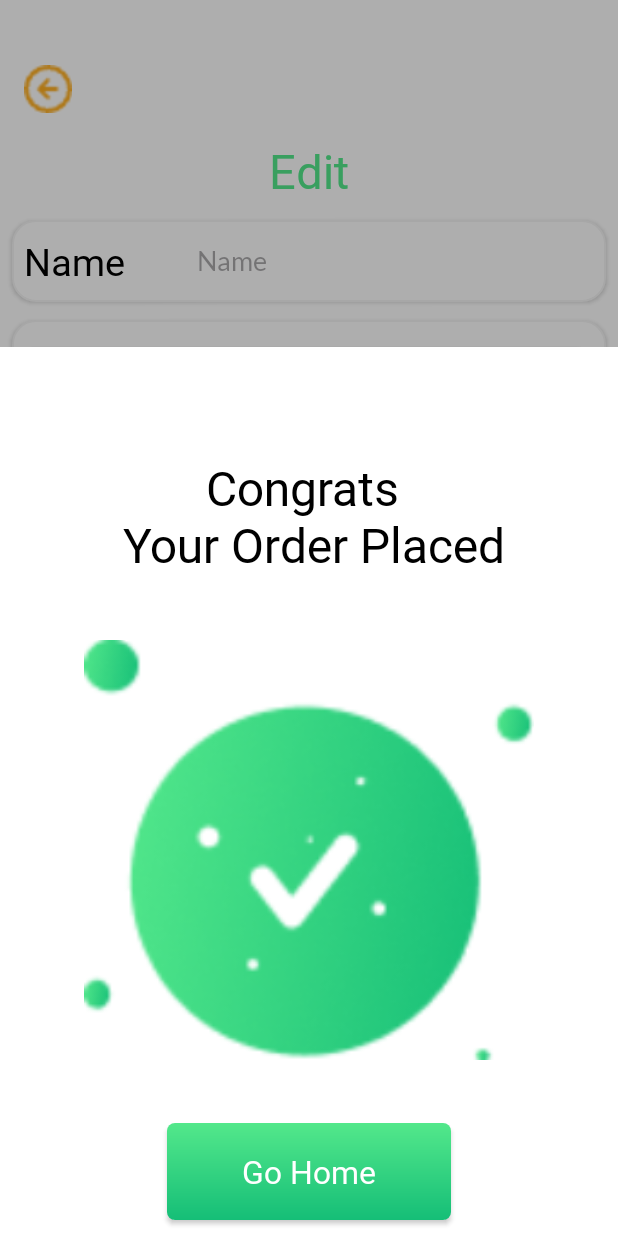
After one commit to lipatov-fl/foodDelivery, an Android app: the fragment CongratsBottomSheetFragment placed in its activity, on a phone screen of 412 x 824 dp. The commit adds this screen. Run offline under Robolectric (Android 15) with nearby library versions, the phone set to English and light mode, and no system bars.

Commit message:
Закончил работу с версткой активити PayOut и фрагментом Congrats

```diff
--- /dev/null
+++ b/app/src/main/java/com/lipatovfl/fooddelivery/CongratsBottomSheetFragment.kt
@@ -0,0 +1,36 @@
+package com.lipatovfl.fooddelivery
+
+import android.content.Intent
+import android.os.Bundle
+import androidx.fragment.app.Fragment
+import android.view.LayoutInflater
+import android.view.View
+import android.view.ViewGroup
+import com.google.android.material.bottomsheet.BottomSheetDialogFragment
+import com.lipatovfl.fooddelivery.databinding.ActivityMainBinding
+import com.lipatovfl.fooddelivery.databinding.FragmentCartBinding
+import com.lipatovfl.fooddelivery.databinding.FragmentCongratsBottomSheetBinding
+
+class CongratsBottomSheetFragment : BottomSheetDialogFragment() {
+
+    private lateinit var congratsBinding: FragmentCongratsBottomSheetBinding
+
+    override fun onCreate(savedInstanceState: Bundle?) {
+        super.onCreate(savedInstanceState)
+    }
+
+    override fun onCreateView(
+        inflater: LayoutInflater, container: ViewGroup?,
+        savedInstanceState: Bundle?
+    ): View? {
+        congratsBinding = FragmentCongratsBottomSheetBinding.inflate(inflater, container, false)
+        congratsBinding.goHomeBtn.setOnClickListener {
+            val intent = Intent(requireContext(), MainActivity::class.java)
+            startActivity(intent)
+        }
+        return congratsBinding.root
+    }
+
+    companion object {
+    }
+}
--- a/app/src/main/java/com/lipatovfl/fooddelivery/Fragment/CartFragment.kt
+++ b/app/src/main/java/com/lipatovfl/fooddelivery/Fragment/CartFragment.kt
@@ -1,11 +1,14 @@
 package com.lipatovfl.fooddelivery.Fragment
 
+import android.content.Intent
 import android.os.Bundle
 import androidx.fragment.app.Fragment
 import android.view.LayoutInflater
 import android.view.View
 import android.view.ViewGroup
 import androidx.recyclerview.widget.LinearLayoutManager
+import com.lipatovfl.fooddelivery.CongratsBottomSheetFragment
+import com.lipatovfl.fooddelivery.PayOutActivity
 import com.lipatovfl.fooddelivery.R
 import com.lipatovfl.fooddelivery.adapter.CartAdapter
 import com.lipatovfl.fooddelivery.databinding.FragmentCartBinding
@@ -30,6 +33,14 @@ class CartFragment : Fragment() {
             CartAdapter(ArrayList(cartFoodName), ArrayList(cartItemPrice), ArrayList(cartImage))
         cartBinding.cartRecyclerView.layoutManager = LinearLayoutManager(requireContext())
         cartBinding.cartRecyclerView.adapter = adapter
+        cartBinding.proceedBtn.setOnClickListener {
+            val intent = Intent(requireContext(), PayOutActivity::class.java)
+            startActivity(intent)
+        }
+        cartBinding.proceedBtn.setOnClickListener {
+            val bottomSheetDialog = CongratsBottomSheetFragment()
+            bottomSheetDialog.show(parentFragmentManager, "Test")
+        }
         return cartBinding.root
     }
 
--- a/app/src/main/java/com/lipatovfl/fooddelivery/MainActivity.kt
+++ b/app/src/main/java/com/lipatovfl/fooddelivery/MainActivity.kt
@@ -17,7 +17,7 @@ class MainActivity : AppCompatActivity() {
         mainBinding = ActivityMainBinding.inflate(layoutInflater)
         AppCompatDelegate.setDefaultNightMode(AppCompatDelegate.MODE_NIGHT_NO)
         setContentView(mainBinding.root)
-        var NavController = findNavController(R.id.fragmentContainerView)
+        val NavController = findNavController(R.id.fragmentContainerView)
         val bottomNav = findViewById<BottomNavigationView>(R.id.bottomNav)
         bottomNav.setupWithNavController(NavController)
         mainBinding.notificationBellBtn.setOnClickListener {
--- /dev/null
+++ b/app/src/main/java/com/lipatovfl/fooddelivery/PayOutActivity.kt
@@ -0,0 +1,19 @@
+package com.lipatovfl.fooddelivery
+
+import androidx.appcompat.app.AppCompatActivity
+import android.os.Bundle
+import com.lipatovfl.fooddelivery.databinding.ActivityPayOutBinding
+import com.lipatovfl.fooddelivery.databinding.ActivityStartBinding
+
+class PayOutActivity : AppCompatActivity() {
+    private lateinit var payOutBinding : ActivityPayOutBinding
+    override fun onCreate(savedInstanceState: Bundle?) {
+        super.onCreate(savedInstanceState)
+        payOutBinding = ActivityPayOutBinding.inflate(layoutInflater)
+        setContentView(payOutBinding.root)
+        payOutBinding.placeMyOrderBtn.setOnClickListener {
+            val bottomSheetDialog = CongratsBottomSheetFragment()
+            bottomSheetDialog.show(supportFragmentManager, "Test")
+        }
+    }
+}
--- /dev/null
+++ b/app/src/main/res/layout/activity_pay_out.xml
@@ -0,0 +1,244 @@
+<?xml version="1.0" encoding="utf-8"?>
+<FrameLayout xmlns:android="http://schemas.android.com/apk/res/android"
+    xmlns:app="http://schemas.android.com/apk/res-auto"
+    xmlns:tools="http://schemas.android.com/tools"
+    android:layout_width="match_parent"
+    android:layout_height="match_parent"
+    android:background="@color/white"
+    android:orientation="vertical"
+    tools:context=".PayOutActivity">
+
+    <LinearLayout
+        android:layout_width="match_parent"
+        android:layout_height="wrap_content"
+        android:orientation="vertical">
+
+        <ImageButton
+            android:id="@+id/imageButton"
+            android:layout_width="32dp"
+            android:layout_height="32dp"
+            android:layout_marginTop="43dp"
+            android:layout_marginStart="16dp"
+            android:background="@android:color/transparent"
+            android:scaleType="centerCrop"
+            android:src="@drawable/ic_back" />
+
+        <androidx.appcompat.widget.AppCompatTextView
+            android:id="@+id/textView4"
+            android:layout_width="wrap_content"
+            android:layout_height="wrap_content"
+            android:layout_gravity="center"
+            android:layout_marginTop="17dp"
+            android:text="@string/payment_title"
+            android:textColor="@color/start_color_green"
+            android:textSize="31sp"
+            app:fontFamily="@font/yeonsung" />
+
+        <LinearLayout
+            android:id="@+id/linearLayout"
+            android:layout_width="match_parent"
+            android:layout_height="wrap_content"
+            android:layout_marginStart="8dp"
+            android:layout_marginTop="12dp"
+            android:layout_marginEnd="8dp"
+            android:background="@drawable/profile_edit_text_shape"
+            android:elevation="2dp"
+            android:gravity="center_vertical"
+            android:orientation="horizontal"
+            android:paddingTop="10dp"
+            android:paddingBottom="10dp">
+
+            <androidx.appcompat.widget.AppCompatTextView
+                android:layout_width="63dp"
+                android:layout_height="wrap_content"
+                android:layout_marginStart="8dp"
+                android:layout_weight="1"
+                android:text="@string/name_hint"
+                android:textColor="@color/black"
+                android:textSize="25sp"
+                app:fontFamily="@font/yeonsung" />
+
+            <EditText
+                android:layout_width="wrap_content"
+                android:layout_height="wrap_content"
+                android:layout_marginTop="5dp"
+                android:layout_marginBottom="5dp"
+                android:layout_weight="1"
+                android:autofillHints="name"
+                android:background="@android:color/transparent"
+                android:ems="10"
+                android:fontFamily="@font/lato"
+                android:hint="@string/name_hint"
+                android:inputType="textMultiLine" />
+        </LinearLayout>
+
+        <LinearLayout
+            android:id="@+id/linearLayout2"
+            android:layout_width="match_parent"
+            android:layout_height="wrap_content"
+            android:layout_marginStart="8dp"
+            android:layout_marginTop="12dp"
+            android:layout_marginEnd="8dp"
+            android:background="@drawable/profile_edit_text_shape"
+            android:elevation="2dp"
+            android:gravity="center_vertical"
+            android:orientation="horizontal"
+            android:paddingTop="10dp"
+            android:paddingBottom="10dp">
+
+            <androidx.appcompat.widget.AppCompatTextView
+                android:layout_width="63dp"
+                android:layout_height="wrap_content"
+                android:layout_marginStart="8dp"
+                android:layout_weight="1"
+                android:text="@string/profile_address"
+                android:textColor="@color/black"
+                android:textSize="25sp"
+                app:fontFamily="@font/yeonsung" />
+
+            <EditText
+                android:layout_width="wrap_content"
+                android:layout_height="wrap_content"
+                android:layout_marginTop="5dp"
+                android:layout_marginBottom="5dp"
+                android:layout_weight="1"
+                android:autofillHints="postalAddress"
+                android:background="@android:color/transparent"
+                android:ems="10"
+                android:fontFamily="@font/lato"
+                android:hint="@string/profile_address"
+                android:inputType="textMultiLine" />
+        </LinearLayout>
+
+        <LinearLayout
+            android:layout_width="match_parent"
+            android:layout_height="wrap_content"
+            android:layout_marginStart="8dp"
+            android:layout_marginTop="12dp"
+            android:layout_marginEnd="8dp"
+            android:background="@drawable/profile_edit_text_shape"
+            android:elevation="2dp"
+            android:gravity="center_vertical"
+            android:orientation="horizontal"
+            android:paddingTop="10dp"
+            android:paddingBottom="10dp">
+
+            <androidx.appcompat.widget.AppCompatTextView
+                android:layout_width="63dp"
+                android:layout_height="wrap_content"
+                android:layout_marginStart="8dp"
+                android:layout_weight="1"
+                android:text="@string/profile_phone"
+                android:textColor="@color/black"
+                android:textSize="25sp"
+                app:fontFamily="@font/yeonsung" />
+
+            <EditText
+                android:layout_width="wrap_content"
+                android:layout_height="wrap_content"
+                android:layout_marginTop="5dp"
+                android:layout_marginBottom="5dp"
+                android:layout_weight="1"
+                android:autofillHints="phone"
+                android:background="@android:color/transparent"
+                android:ems="10"
+                android:fontFamily="@font/lato"
+                android:hint="@string/profile_phone_hint"
+                android:inputType="textMultiLine" />
+        </LinearLayout>
+
+        <LinearLayout
+            android:layout_width="match_parent"
+            android:layout_height="wrap_content"
+            android:layout_marginStart="8dp"
+            android:layout_marginTop="12dp"
+            android:layout_marginEnd="8dp"
+            android:background="@drawable/profile_edit_text_shape"
+            android:elevation="2dp"
+            android:gravity="center_vertical"
+            android:orientation="horizontal"
+            android:paddingTop="10dp"
+            android:paddingBottom="10dp">
+
+            <EditText
+                android:layout_width="0dp"
+                android:layout_height="wrap_content"
+                android:layout_marginStart="8dp"
+                android:layout_marginTop="5dp"
+                android:layout_marginBottom="5dp"
+                android:layout_weight="1"
+                android:autofillHints="phone"
+                android:background="@android:color/transparent"
+                android:ems="10"
+                android:fontFamily="@font/yeonsung"
+                android:hint="@string/payment_method_item"
+                android:inputType="textMultiLine" />
+
+            <ImageView
+                android:id="@+id/imageView2"
+                android:layout_width="0dp"
+                android:layout_height="wrap_content"
+                android:layout_marginEnd="12dp"
+                android:layout_weight="1"
+                android:src="@drawable/ic_payment" />
+        </LinearLayout>
+
+        <LinearLayout
+            android:layout_width="match_parent"
+            android:layout_height="wrap_content"
+            android:layout_marginStart="8dp"
+            android:layout_marginBottom="8dp"
+            android:layout_marginTop="12dp"
+            android:layout_marginEnd="8dp"
+            android:background="@drawable/profile_edit_text_shape"
+            android:elevation="2dp"
+            android:gravity="center_vertical"
+            android:orientation="horizontal"
+            android:paddingTop="10dp"
+            android:paddingBottom="10dp">
+
+            <EditText
+                android:layout_width="0dp"
+                android:layout_height="wrap_content"
+                android:layout_marginStart="8dp"
+                android:layout_marginTop="5dp"
+                android:layout_marginBottom="5dp"
+                android:layout_weight="1"
+                android:autofillHints="phone"
+                android:background="@android:color/transparent"
+                android:ems="10"
+                android:fontFamily="@font/yeonsung"
+                android:hint="@string/payment_amount_item"
+                android:inputType="none" />
+
+            <androidx.appcompat.widget.AppCompatTextView
+                android:id="@+id/textView6"
+                android:layout_width="0dp"
+                android:layout_height="wrap_content"
+                android:layout_weight="1"
+                android:layout_marginStart="121dp"
+                android:textSize="25sp"
+                app:fontFamily="@font/lato"
+                android:textColor="@color/start_color_green"
+                android:text="@string/menu_price" />
+        </LinearLayout>
+    </LinearLayout>
+
+    <androidx.appcompat.widget.AppCompatButton
+        android:id="@+id/placeMyOrderBtn"
+        android:layout_width="match_parent"
+        android:layout_height="wrap_content"
+        android:layout_gravity="bottom"
+        android:layout_marginStart="8dp"
+        android:layout_marginTop="55dp"
+        android:layout_marginEnd="8dp"
+        android:layout_marginBottom="32dp"
+        android:background="@drawable/edit_text_bg"
+        android:fontFamily="@font/yeonsung"
+        android:paddingTop="20dp"
+        android:paddingBottom="20dp"
+        android:text="@string/payment_place_order_btn"
+        android:textAllCaps="false"
+        android:textColor="@color/start_color_green"
+        android:textSize="18sp" />
+</FrameLayout>
--- a/app/src/main/res/layout/fragment_cart.xml
+++ b/app/src/main/res/layout/fragment_cart.xml
@@ -25,13 +25,13 @@
         android:layout_height="0dp"
         android:layout_marginTop="16dp"
         android:layout_marginBottom="16dp"
-        app:layout_constraintBottom_toTopOf="@+id/button"
+        app:layout_constraintBottom_toTopOf="@+id/proceedBtn"
         app:layout_constraintEnd_toEndOf="parent"
         app:layout_constraintStart_toStartOf="parent"
         app:layout_constraintTop_toBottomOf="@+id/textView2" />
 
     <androidx.appcompat.widget.AppCompatButton
-        android:id="@+id/button"
+        android:id="@+id/proceedBtn"
         android:layout_width="0dp"
         android:layout_height="wrap_content"
         android:layout_marginBottom="16dp"
--- /dev/null
+++ b/app/src/main/res/layout/fragment_congrats_bottom_sheet.xml
@@ -0,0 +1,54 @@
+<?xml version="1.0" encoding="utf-8"?>
+<FrameLayout xmlns:android="http://schemas.android.com/apk/res/android"
+    xmlns:app="http://schemas.android.com/apk/res-auto"
+    xmlns:tools="http://schemas.android.com/tools"
+    android:layout_width="match_parent"
+    android:layout_height="match_parent"
+    android:background="@color/white"
+    tools:context=".CongratsBottomSheetFragment">
+
+    <LinearLayout
+        android:layout_width="match_parent"
+        android:layout_height="match_parent"
+        android:orientation="vertical">
+
+        <androidx.appcompat.widget.AppCompatTextView
+            android:layout_width="wrap_content"
+            android:layout_height="wrap_content"
+            android:layout_gravity="center_horizontal"
+            android:layout_marginTop="72dp"
+            android:text="@string/congrats_title"
+            android:textAlignment="center"
+            android:textAllCaps="false"
+            android:textColor="@color/black"
+            android:textSize="32sp"
+            app:fontFamily="@font/yeonsung" />
+
+        <ImageView
+            android:id="@+id/imageView3"
+            android:layout_width="300dp"
+            android:layout_height="300dp"
+            android:layout_gravity="center"
+            android:layout_marginTop="32dp"
+            android:src="@drawable/n_success" />
+
+        <androidx.appcompat.widget.AppCompatButton
+            android:id="@+id/goHomeBtn"
+            android:layout_width="wrap_content"
+            android:layout_height="wrap_content"
+            android:layout_gravity="center"
+            android:layout_marginTop="32dp"
+            android:layout_marginBottom="32dp"
+            android:background="@drawable/add_to_cart_shape"
+            android:paddingStart="50dp"
+            android:paddingTop="18dp"
+            android:paddingEnd="50dp"
+            android:fontFamily="@font/yeonsung"
+            android:paddingBottom="18dp"
+            android:text="@string/congrats_home_btn"
+            android:textAllCaps="false"
+            android:textColor="@color/white"
+            android:textSize="21sp" />
+    </LinearLayout>
+
+</FrameLayout>
--- a/app/src/main/res/values/strings.xml
+++ b/app/src/main/res/values/strings.xml
@@ -74,4 +74,14 @@
 
     <!-- Notification fragment screen -->
     <string name="notification_title" translatable="false">Notifications</string>
+
+    <!-- Payment activity screen -->
+    <string name="payment_title" translatable="false">Edit</string>
+    <string name="payment_method_item" translatable="false">Payment Method</string>
+    <string name="payment_amount_item" translatable="false">Total Amount</string>
+    <string name="payment_place_order_btn" translatable="false">Place My Order</string>
+
+    <!-- Congrats fragment screen -->
+    <string name="congrats_title" translatable="false">Congrats \n Your Order Placed</string>
+    <string name="congrats_home_btn" translatable="false">Go Home</string>
 </resources>
```
Also changed, not shown: app/src/main/AndroidManifest.xml (+5 -4 lines).
